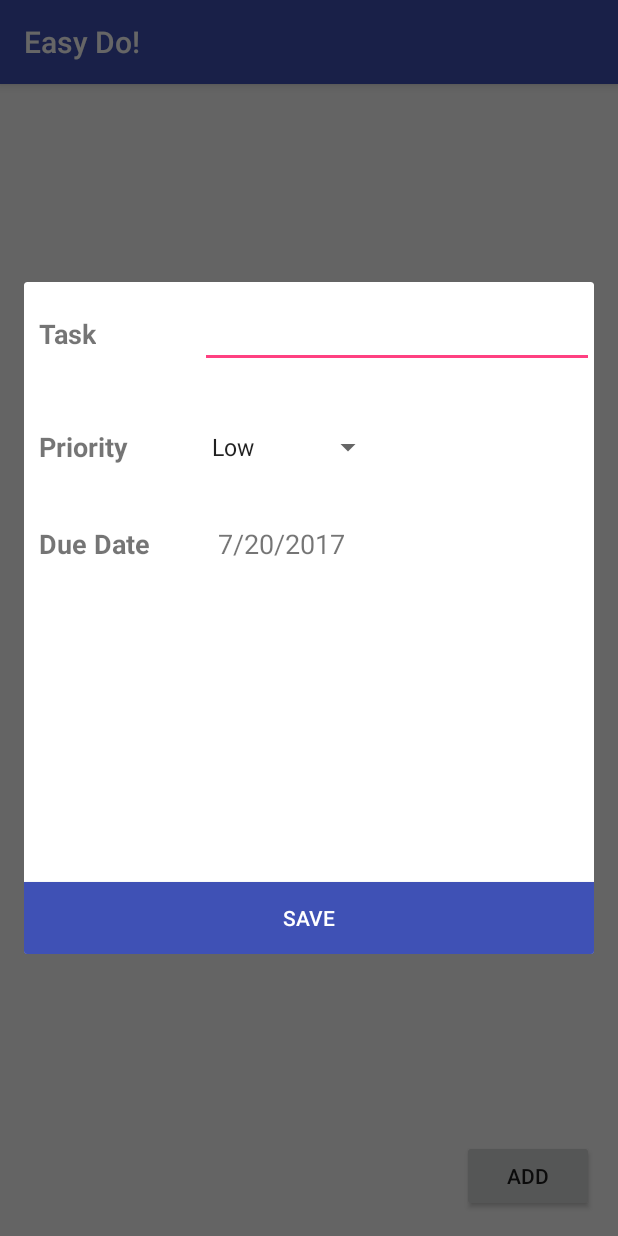
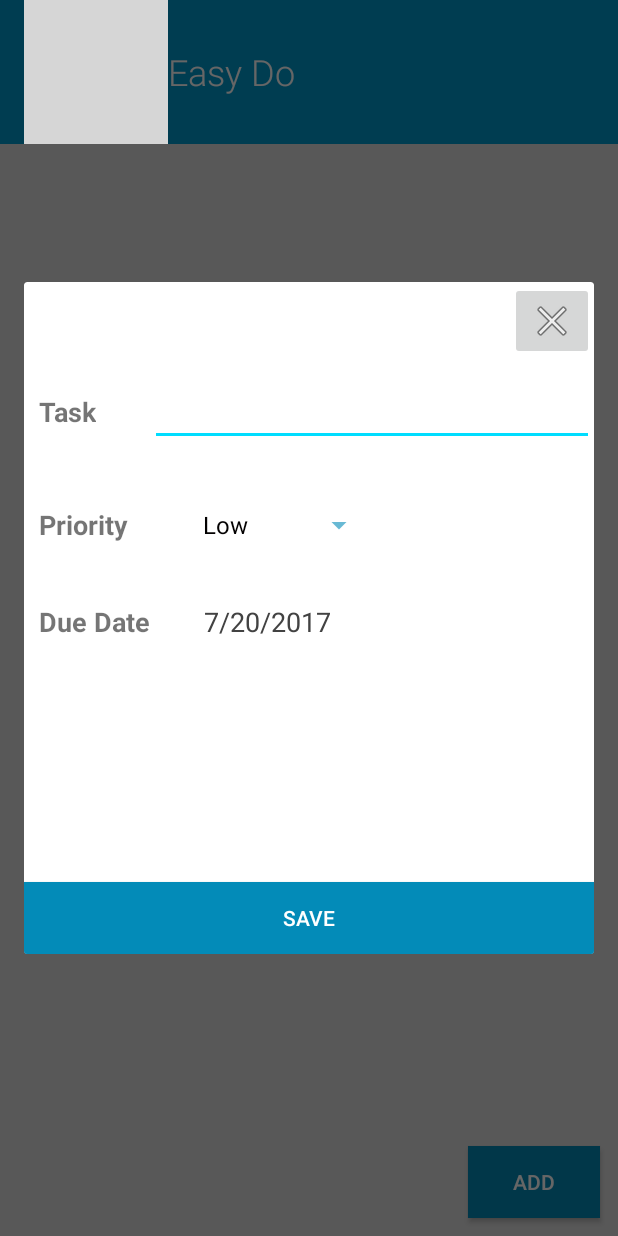
Before and after one commit to johnpaulfernandez/EasyDo_ToDoListApp, an Android app: the screen it shows after launch (MainActivity), after a tap on "ADD", on a phone screen of 412 x 824 dp. Run offline under Robolectric (Android 15) with nearby library versions, the phone set to English and light mode, and no system bars; grey boxes are pictures that could not be loaded.

Commit message:
Improve the UI including icons, styling, color, etc.

```diff
--- a/app/src/main/java/com/codepath/easydo/DetailsDialogFragment.java
+++ b/app/src/main/java/com/codepath/easydo/DetailsDialogFragment.java
@@ -14,9 +14,11 @@ import android.view.ViewGroup;
 import android.view.Window;
 import android.view.WindowManager;
 import android.view.inputmethod.EditorInfo;
+import android.widget.ArrayAdapter;
 import android.widget.Button;
 import android.widget.DatePicker;
 import android.widget.EditText;
+import android.widget.ImageButton;
 import android.widget.Spinner;
 import android.widget.SpinnerAdapter;
 import android.widget.TextView;
@@ -26,20 +28,21 @@ import java.util.Calendar;
 import java.util.Locale;
 
 import static android.media.CamcorderProfile.get;
+import static com.codepath.easydo.R.id.ibCancel;
 import static com.codepath.easydo.R.id.spPriority;
 
 /**
  * Created by John on 7/16/2017.
  */
 
-public class DetailsDialogFragment extends DialogFragment implements TextView.OnEditorActionListener{
+public class DetailsDialogFragment extends DialogFragment{
 
     public static final String ID_DATE = "10";
     public static final String ID_SORT_ORDER = "11";
     private DatePicker datePicker;
     private Calendar calendar;
     private TextView dateView;
-    public Spinner priority;
+    private Spinner priority;
     private EditText etTaskName;
     public static int priorityIndex;
     public static int year;
@@ -50,6 +53,7 @@ public class DetailsDialogFragment extends DialogFragment implements TextView.On
     public static SimpleDateFormat format = new SimpleDateFormat("yyyyMMdd");
     private Items toDoItem;
     private Button btnSave;
+    private ImageButton ibCancel;
 
     public FragmentManager fm;
     public DatePickerFragment newFragment;
@@ -97,6 +101,7 @@ public class DetailsDialogFragment extends DialogFragment implements TextView.On
         priority = (Spinner) view.findViewById(spPriority);
         dateView = (TextView) view.findViewById(R.id.tvDueDate);
         btnSave = (Button) view.findViewById(R.id.btnSave);
+        ibCancel = (ImageButton) view.findViewById(R.id.ibCancel);
 
         // Get the passed variable from Intent
         etTaskName.setText(toDoItem.getTask());
@@ -142,21 +147,28 @@ public class DetailsDialogFragment extends DialogFragment implements TextView.On
             }
         });
 
+        ibCancel.setOnClickListener(new View.OnClickListener() {
+            @Override
+            public void onClick(View v) {
+                // Close the dialog and return back to the parent activity
+                dismiss();
+            }
+        });
     }
 
-    @Override
-    public boolean onEditorAction(TextView v, int actionId, KeyEvent event) {
-
-        if (EditorInfo.IME_ACTION_SEND == actionId) {
-            // Return input task back to activity through the implemented listener
-              EditDetailsDialogListener listener = (EditDetailsDialogListener) getActivity();
-              listener.onFinishEditDialog(toDoItem);
-              // Close the dialog and return back to the parent activity
-              dismiss();
-              return true;
-        }
-        return false;
-    }
+//    @Override
+//    public boolean onEditorAction(TextView v, int actionId, KeyEvent event) {
+//
+//        if (EditorInfo.IME_ACTION_SEND == actionId) {
+//            // Return input task back to activity through the implemented listener
+//              EditDetailsDialogListener listener = (EditDetailsDialogListener) getActivity();
+//              listener.onFinishEditDialog(toDoItem);
+//              // Close the dialog and return back to the parent activity
+//              dismiss();
+//              return true;
+//        }
+//        return false;
+//    }
 
     public void onResume() {
         // Store access variables for window and blank point
@@ -192,14 +204,19 @@ public class DetailsDialogFragment extends DialogFragment implements TextView.On
     }
 
     public void setSpinnerToValue(Spinner spinner, String value) {
+
         int index = 0;
-        SpinnerAdapter adapter = spinner.getAdapter();
-        for (int i = 0; i < adapter.getCount(); i++) {
-            if (adapter.getItem(i).equals(value)) {
+        ArrayAdapter adapter = ArrayAdapter.createFromResource(getContext(), R.array.priority_array, R.layout.spinner_item1);
+        priority.setAdapter(adapter);
+
+        SpinnerAdapter spinnerAdapter = spinner.getAdapter();
+        for (int i = 0; i < spinnerAdapter.getCount(); i++) {
+            if (spinnerAdapter.getItem(i).equals(value)) {
                 index = i;
                 break; // terminate loop
             }
         }
         spinner.setSelection(index);
     }
+
 }
--- a/app/src/main/java/com/codepath/easydo/MainActivity.java
+++ b/app/src/main/java/com/codepath/easydo/MainActivity.java
@@ -2,9 +2,12 @@ package com.codepath.easydo;
 
 import android.app.DatePickerDialog;
 import android.content.ClipData;
+import android.graphics.Color;
 import android.support.v4.app.FragmentManager;
+import android.support.v4.content.ContextCompat;
 import android.support.v7.app.AppCompatActivity;
 import android.os.Bundle;
+import android.support.v7.widget.Toolbar;
 import android.view.View;
 import android.widget.AdapterView;
 import android.widget.DatePicker;
@@ -17,8 +20,6 @@ import java.util.Calendar;
 import static com.codepath.easydo.DetailsDialogFragment.dueDate;
 
 public class MainActivity extends AppCompatActivity implements DatePickerDialog.OnDateSetListener, DetailsDialogFragment.EditDetailsDialogListener {
-
-    private static final int REQUEST_CODE = 50;
 
     ArrayList<Items> todoItems;
     ToDoAdapter aToDoAdapter;
@@ -40,6 +41,16 @@ public class MainActivity extends AppCompatActivity implements DatePickerDialog.
         // Connect the adapter to a ListView to convert the array items into View items
         lvItems = (ListView)findViewById(R.id.lvItems);
         lvItems.setAdapter(aToDoAdapter);
+
+        // Find the toolbar view and set as ActionBar
+        Toolbar toolbar = (Toolbar) findViewById(R.id.toolbar);
+        setSupportActionBar(toolbar);
+
+        // Display icon in the toolbar
+        getSupportActionBar().setDisplayShowHomeEnabled(true);
+        getSupportActionBar().setLogo(R.drawable.ic_action_name);
+        getSupportActionBar().setDisplayUseLogoEnabled(true);
+        toolbar.setTitleTextColor(ContextCompat.getColor(getBaseContext(), R.color.colorWhite));
 
         // Remove from the array list the item in this AdapterView that has been clicked and held
         lvItems.setOnItemLongClickListener(new AdapterView.OnItemLongClickListener() {
--- a/app/src/main/java/com/codepath/easydo/ToDoAdapter.java
+++ b/app/src/main/java/com/codepath/easydo/ToDoAdapter.java
@@ -1,8 +1,12 @@
 package com.codepath.easydo;
 
 import android.content.Context;
+import android.graphics.Color;
 import android.support.annotation.NonNull;
 import android.support.annotation.Nullable;
+import android.support.v4.content.ContextCompat;
+import android.support.v4.content.res.ResourcesCompat;
+import android.support.v7.widget.CardView;
 import android.view.LayoutInflater;
 import android.view.View;
 import android.view.ViewGroup;
@@ -48,6 +52,20 @@ public class ToDoAdapter extends ArrayAdapter<Items> {
         tvItem.setText(item.getTask());
         tvPriority.setText(item.getPriority());
 
+        switch (item.getPriority()) {
+            case "Low":
+                tvPriority.setTextColor(ContextCompat.getColor(getContext(), R.color.colorBlueLow));
+                break;
+            case "Medium":
+                tvPriority.setTextColor(ContextCompat.getColor(getContext(), R.color.colorBlueMedium));
+                break;
+            case "High":
+                tvPriority.setTextColor(ContextCompat.getColor(getContext(), R.color.colorBlueHigh));
+                break;
+            default:
+                tvPriority.setTextColor(ContextCompat.getColor(getContext(), R.color.colorPrimaryDark));
+        }
+
 //        Calendar c;
 //        c = item.getDueDate();
 //        tvDate.setText(Util.showDate(c.get(Calendar.YEAR), c.get(Calendar.MONTH) + 1, c.get(Calendar.DAY_OF_MONTH)));
--- a/app/src/main/res/layout/activity_main.xml
+++ b/app/src/main/res/layout/activity_main.xml
@@ -1,31 +1,49 @@
 <?xml version="1.0" encoding="utf-8"?>
+
 <RelativeLayout xmlns:android="http://schemas.android.com/apk/res/android"
     xmlns:tools="http://schemas.android.com/tools"
+    xmlns:app="http://schemas.android.com/apk/res-auto"
     android:id="@+id/activity_main"
     android:layout_width="match_parent"
     android:layout_height="match_parent"
-    android:paddingBottom="@dimen/activity_vertical_margin"
-    android:paddingLeft="@dimen/activity_horizontal_margin"
-    android:paddingRight="@dimen/activity_horizontal_margin"
-    android:paddingTop="@dimen/activity_vertical_margin"
+    android:background="?attr/colorControlHighlight"
     tools:context="com.codepath.easydo.MainActivity">
 
+    <android.support.v7.widget.Toolbar
+        android:id="@+id/toolbar"
+        android:minHeight="?attr/actionBarSize"
+        android:layout_width="match_parent"
+        android:layout_height="wrap_content"
+        android:titleTextColor="@android:color/white"
+        android:background="?attr/colorPrimary"
+        android:contentInsetLeft="0dp"
+        android:contentInsetStart="0dp"
+        app:titleTextAppearance="@style/ActionBarTitle">
+    </android.support.v7.widget.Toolbar>
+
     <ListView
+        android:id="@+id/lvItems"
         android:layout_width="match_parent"
         android:layout_height="match_parent"
-        android:id="@+id/lvItems"
-        android:layout_alignParentTop="true"
-        android:layout_alignParentLeft="true"
-        android:layout_alignParentStart="true"
-        android:layout_above="@+id/btnAddItem" />
+        android:layout_below="@id/toolbar"
+        android:divider="@null"
+        android:layout_alignParentBottom="true"
+        android:layout_marginLeft="8dp"
+        android:layout_marginRight="8dp"
+        android:layout_marginTop="10dp"/>
 
     <Button
-        android:text="@string/add"
+        android:id="@+id/btnAddItem"
         android:layout_width="wrap_content"
         android:layout_height="wrap_content"
-        android:id="@+id/btnAddItem"
+        android:background="@color/colorHolo"
         android:onClick="onAddItem"
+        android:text="@string/add"
+        android:textColor="@android:color/white"
         android:layout_alignParentBottom="true"
         android:layout_alignParentRight="true"
-        android:layout_alignParentEnd="true" />
+        android:layout_alignParentEnd="true"
+        android:layout_marginRight="12dp"
+        android:layout_marginEnd="12dp"
+        android:layout_marginBottom="12dp" />
 </RelativeLayout>
--- a/app/src/main/res/layout/fragment_details.xml
+++ b/app/src/main/res/layout/fragment_details.xml
@@ -1,16 +1,17 @@
 <?xml version="1.0" encoding="utf-8"?>
 <RelativeLayout xmlns:android="http://schemas.android.com/apk/res/android"
+    xmlns:app="http://schemas.android.com/apk/res-auto"
     android:layout_width="match_parent"
     android:layout_height="wrap_content"
     android:orientation="vertical">
 
     <TextView
         android:id="@+id/tvTaskLabel"
+        android:layout_below="@+id/ibCancel"
         android:layout_width="wrap_content"
         android:layout_height="wrap_content"
         android:layout_alignParentLeft="true"
         android:layout_alignParentStart="true"
-        android:layout_alignParentTop="true"
         android:layout_marginLeft="10dp"
         android:layout_marginStart="10dp"
         android:layout_marginTop="22dp"
@@ -24,12 +25,13 @@
         android:layout_height="wrap_content"
         android:layout_alignBaseline="@+id/tvTaskLabel"
         android:layout_alignBottom="@+id/tvTaskLabel"
+        android:layout_alignParentEnd="true"
+        android:layout_alignParentRight="true"
+        android:layout_toEndOf="@+id/tvDueDateLabel"
+        android:layout_toRightOf="@+id/tvDueDateLabel"
         android:ems="10"
         android:inputType="textMultiLine"
-        android:layout_alignLeft="@+id/spPriority"
-        android:layout_alignStart="@+id/spPriority"
-        android:layout_alignParentRight="true"
-        android:layout_alignParentEnd="true" />
+        android:textColor="@android:color/black" />
 
     <TextView
         android:id="@+id/tvPriorityLabel"
@@ -47,13 +49,14 @@
         android:id="@+id/spPriority"
         android:layout_width="wrap_content"
         android:layout_height="wrap_content"
+        android:layout_alignBottom="@+id/tvPriorityLabel"
+        android:layout_alignLeft="@+id/etTaskName"
+        android:layout_alignStart="@+id/etTaskName"
+        android:layout_marginLeft="27dp"
+        android:layout_marginStart="27dp"
         android:entries="@array/priority_array"
         android:prompt="@string/priority_prompt"
-        android:layout_alignBottom="@+id/tvPriorityLabel"
-        android:layout_toRightOf="@+id/tvDueDateLabel"
-        android:layout_toEndOf="@+id/tvDueDateLabel"
-        android:layout_marginLeft="33dp"
-        android:layout_marginStart="33dp" />
+        android:textSize="24sp" />
 
     <TextView
         android:id="@+id/tvDueDateLabel"
@@ -71,25 +74,35 @@
         android:id="@+id/tvDueDate"
         android:layout_width="match_parent"
         android:layout_height="wrap_content"
-        android:text="25/12/2000"
-        android:textSize="18sp"
         android:layout_alignBaseline="@+id/tvDueDateLabel"
         android:layout_alignBottom="@+id/tvDueDateLabel"
-        android:layout_alignLeft="@+id/spPriority"
-        android:layout_alignStart="@+id/spPriority"
-        android:layout_marginLeft="12dp"
-        android:layout_marginStart="12dp" />
+        android:layout_marginLeft="36dp"
+        android:layout_marginStart="36dp"
+        android:layout_toEndOf="@+id/tvDueDateLabel"
+        android:layout_toRightOf="@+id/tvDueDateLabel"
+        android:text="25/12/2000"
+        android:textColor="@color/cardview_dark_background"
+        android:textSize="18sp" />
 
     <Button
         android:id="@+id/btnSave"
-        android:text="@string/save"
         android:layout_width="match_parent"
         android:layout_height="wrap_content"
+        android:layout_alignParentLeft="true"
+        android:layout_alignParentStart="true"
+        android:layout_alignParentTop="true"
         android:layout_marginTop="400dp"
-        android:background="@color/colorPrimary"
-        android:textColor="@android:color/white"
+        android:background="@color/colorHolo"
+        android:text="@string/save"
+        android:textColor="@android:color/white" />
+
+    <ImageButton
+        android:id="@+id/ibCancel"
+        android:layout_width="wrap_content"
+        android:layout_height="wrap_content"
+        android:layout_alignParentEnd="true"
+        android:layout_alignParentRight="true"
         android:layout_alignParentTop="true"
-        android:layout_alignParentLeft="true"
-        android:layout_alignParentStart="true" />
+        app:srcCompat="@android:drawable/ic_menu_close_clear_cancel" />
 
 </RelativeLayout>
--- /dev/null
+++ b/app/src/main/res/layout/spinner_item1.xml
@@ -0,0 +1,7 @@
+<?xml version="1.0" encoding="utf-8"?>
+<TextView xmlns:android="http://schemas.android.com/apk/res/android"
+    android:id="@android:id/text1"
+    style="@style/spinner_dropdown_style_theme1"
+    android:layout_width="match_parent"
+    android:layout_height="wrap_content"
+    android:textColor="#030101" />
--- a/app/src/main/res/layout/todo_item.xml
+++ b/app/src/main/res/layout/todo_item.xml
@@ -5,9 +5,9 @@
     android:id="@+id/card_item"
     android:layout_width="match_parent"
     android:layout_height="wrap_content"
-    app:cardBackgroundColor="@color/cardview_light_background"
+    app:cardBackgroundColor="@color/colorWhite"
     app:cardCornerRadius="3dp"
-    app:cardElevation="3dp"
+    app:cardElevation="5dp"
     app:cardPreventCornerOverlap="false"
     app:cardUseCompatPadding="true">
 
@@ -22,14 +22,15 @@
             android:layout_height="wrap_content"
             android:layout_alignParentLeft="true"
             android:layout_alignParentStart="true"
-            android:layout_below="@+id/tvDate"
             android:layout_marginBottom="5dp"
             android:layout_marginLeft="5dp"
             android:layout_marginStart="5dp"
             android:layout_marginTop="5dp"
+            android:paddingBottom="10dp"
             android:layout_toStartOf="@+id/tvPriority"
             android:text="Item 1"
-            android:textAppearance="@android:style/TextAppearance.Material.Large" />
+            android:textColor="@color/cardview_dark_background"
+            android:textSize="18sp" />
 
         <TextView
             android:id="@+id/tvPriority"
@@ -38,6 +39,7 @@
             android:layout_alignParentEnd="true"
             android:layout_alignParentRight="true"
             android:layout_alignTop="@+id/tvItem"
+            android:paddingLeft="15dp"
             android:layout_marginRight="5dp"
             android:text="HIGH" />
 
--- a/app/src/main/res/values/colors.xml
+++ b/app/src/main/res/values/colors.xml
@@ -3,4 +3,9 @@
     <color name="colorPrimary">#3f51b5</color>
     <color name="colorPrimaryDark">#303F9F</color>
     <color name="colorAccent">#FF4081</color>
+    <color name="colorBlueHigh">#027285</color>
+    <color name="colorBlueMedium">#05afce</color>
+    <color name="colorBlueLow">#5fd8ec</color>
+    <color name="colorWhite">#ffffff</color>
+    <color name="colorHolo">#038bb8</color>
 </resources>
--- a/app/src/main/res/values/strings.xml
+++ b/app/src/main/res/values/strings.xml
@@ -1,5 +1,5 @@
 <resources>
-    <string name="app_name">Easy Do!</string>
+    <string name="app_name"> Easy Do</string>
     <string name="add">Add</string>
     <string name="add_item">Add item...</string>
     <string name="save">Save</string>
--- a/app/src/main/res/values/styles.xml
+++ b/app/src/main/res/values/styles.xml
@@ -3,9 +3,32 @@
     <!-- Base application theme. -->
     <style name="AppTheme" parent="Theme.AppCompat.Light.DarkActionBar">
         <!-- Customize your theme here. -->
-        <item name="colorPrimary">@color/colorPrimary</item>
-        <item name="colorPrimaryDark">@color/colorPrimaryDark</item>
-        <item name="colorAccent">@color/colorAccent</item>
+        <item name="colorPrimary">@android:color/holo_blue_dark</item>
+        <item name="colorPrimaryDark">@color/colorHolo</item>
+        <item name="colorAccent">@android:color/holo_blue_bright</item>
+        <item name="windowActionBar">false</item>
+        <item name="windowNoTitle">true</item>
+        <item name="android:textColorPrimary">@android:color/primary_text_light</item>
+        <item name="android:colorForeground">@color/colorHolo</item>
+        <item name="android:textColorPrimaryInverse">@android:color/white</item>
+    </style>
+
+    <style name="spinner_dropdown_style_theme1" parent="Widget.AppCompat.DropDownItem.Spinner">
+        <item name="android:textColor">@android:color/white</item>
+        <item name="android:background">#ffffff</item>
+    </style>
+
+    <style name="ActionBarTitle" parent="android:Widget.TextView">
+
+        <!-- The action bar title font -->
+        <item name="android:fontFamily">sans-serif-light</item>
+
+        <!-- Customizes the color of the action bar title-->
+        <item name="android:textColor">#ffffff</item>
+
+        <!-- Customizes the size of the action bar title-->
+        <item name="android:textSize">24sp</item>
+
     </style>
 
 </resources>
```
